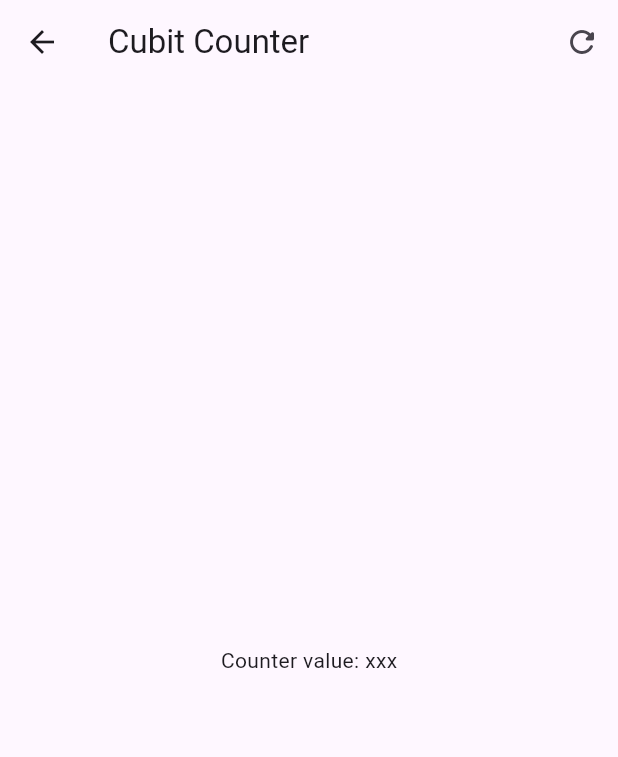
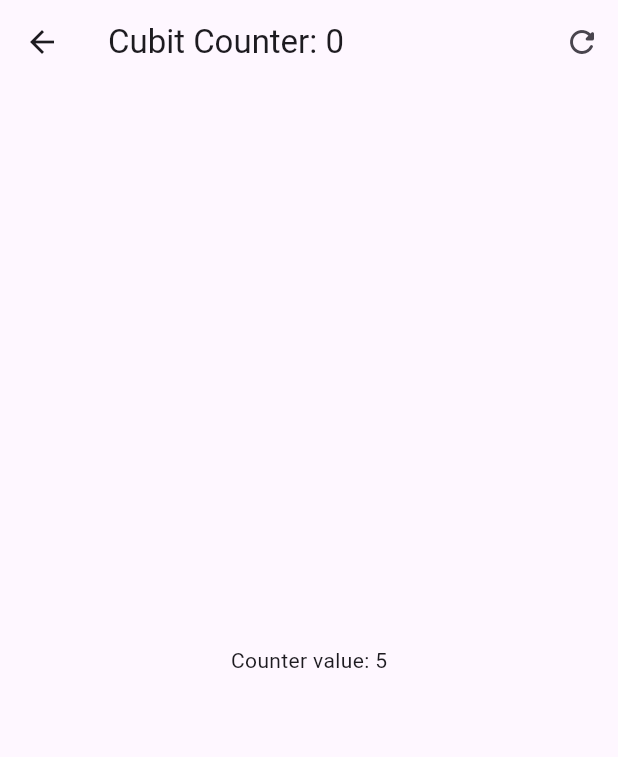
Before and after one commit to salcidogrijalva/forms_app, a Flutter app: the screen it shows after launch, after a tap on "Cubits", on a phone screen of 412 x 824 dp. Shown: the top 757 px of the screen. Run offline on Flutter 3.47's test engine with Material 3 defaults, Android fonts, the phone set to English and light mode, and no system bars; our stand-ins replace flutter_bloc, go_router.

Commit message:
CounterCubit first implementation

```diff
--- a/lib/presentation/screens/cubit_counter_screen.dart
+++ b/lib/presentation/screens/cubit_counter_screen.dart
@@ -1,19 +1,42 @@
 import 'package:flutter/material.dart';
+import 'package:flutter_bloc/flutter_bloc.dart';
+import 'package:forms_app/presentation/blocs/counter_cubit/counter_cubit.dart';
 
 class CubitCounterScreen extends StatelessWidget {
   const CubitCounterScreen({super.key});
 
   @override
   Widget build(BuildContext context) {
+    return BlocProvider(
+      create: (context) => CounterCubit(),
+      child: const _CubitCounterView()
+    );
+  }
+}
+
+class _CubitCounterView extends StatelessWidget {
+  const _CubitCounterView();
+
+  @override
+  Widget build(BuildContext context) {
+    final counterState = context.watch<CounterCubit>().state;
+
     return Scaffold(
       appBar: AppBar(
         actions: [
-          IconButton(onPressed: () => {}, icon: const Icon(Icons.refresh_rounded))
+          IconButton(
+            onPressed: () => {},
+            icon: const Icon(Icons.refresh_rounded)
+          )
         ],
-        title: const Text('Cubit Counter'),
+        title: Text('Cubit Counter: ${counterState.transactionCount}'),
       ),
-      body: const Center(
-        child: Text('Counter value: xxx'),
+      body: Center(
+        child: BlocBuilder<CounterCubit, CounterState>(
+          builder: (context, state) {
+            return Text('Counter value: ${state.counter}');
+          },
+        ),
       ),
       floatingActionButton: Column(
         mainAxisAlignment: MainAxisAlignment.end,
```
